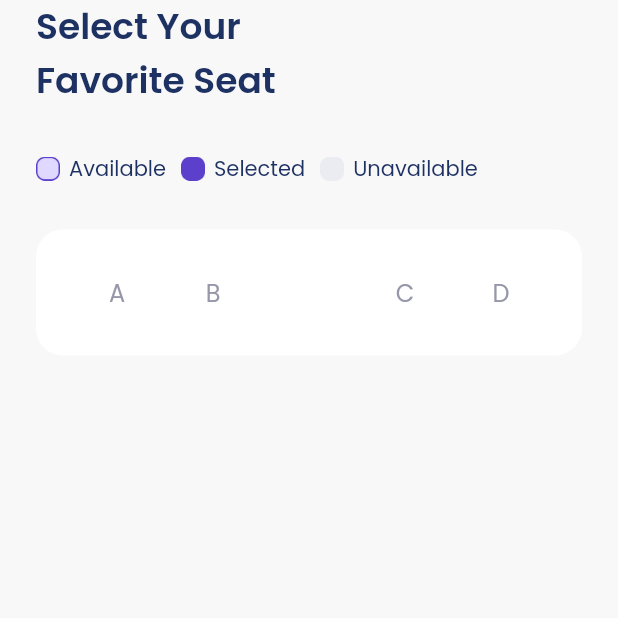
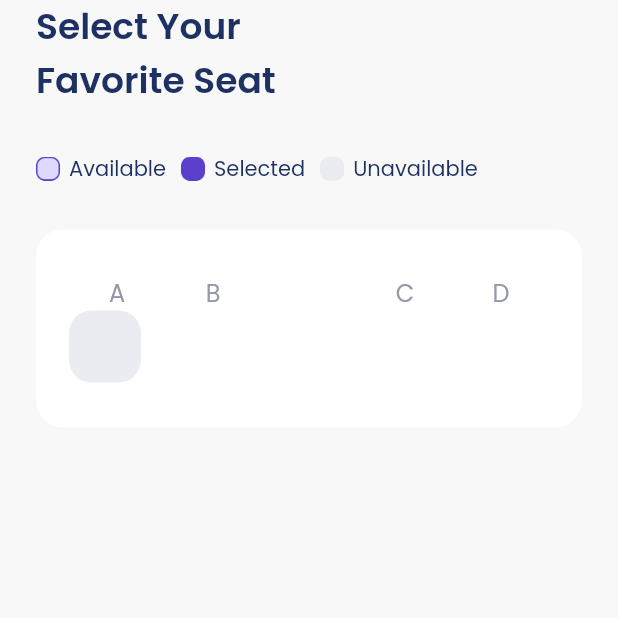
Before and after one commit to saydinaambiya/easyways_app, a Flutter app: the ChooseSeatPage screen opened directly, on a phone screen of 412 x 824 dp, the top half of it. Run offline on Flutter 3.47's test engine with Material 2 defaults, Android fonts, the phone set to English and light mode, and no system bars; our stand-ins replace google_fonts.

Commit message:
add seat container to seat page

```diff
--- a/lib/shared/theme.dart
+++ b/lib/shared/theme.dart
@@ -15,6 +15,7 @@ Color pinkColor = const Color(0xFFEB70A5);
 Color primaryColor = const Color(0xFF2D46B9);
 Color transparentColor = Colors.transparent;
 Color whiteColor = const Color(0xFFFFFFFF);
+Color unavailableColor = const Color(0xFFEBECF1);
 
 //fonts style
 TextStyle navyText = GoogleFonts.poppins(
--- a/lib/ui/pages/choose_seat_page.dart
+++ b/lib/ui/pages/choose_seat_page.dart
@@ -137,6 +137,20 @@ class _ChooseSeatPageState extends State<ChooseSeatPage> {
                 ),
               ],
             ),
+
+            //NOTE : SEAT 1
+            Row(
+              children: [
+                Container(
+                  width: 48,
+                  height: 48,
+                  decoration: BoxDecoration(
+                    color: unavailableColor,
+                    borderRadius: BorderRadius.circular(15),
+                  ),
+                )
+              ],
+            ),
           ],
         ),
       );
```
